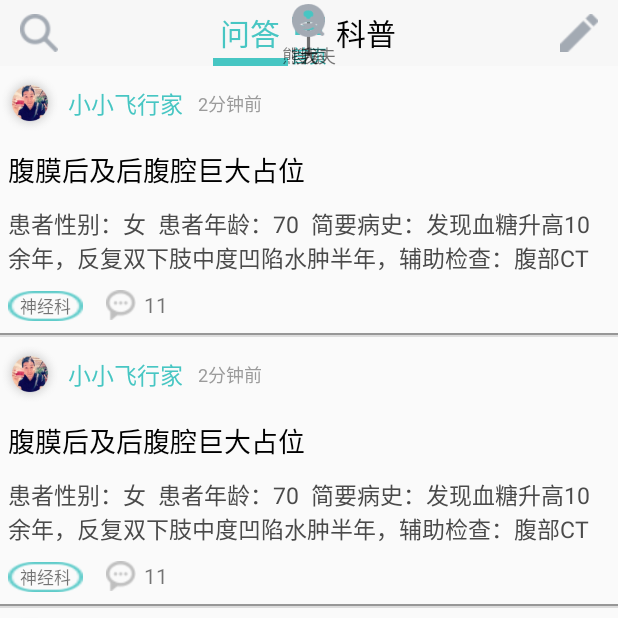
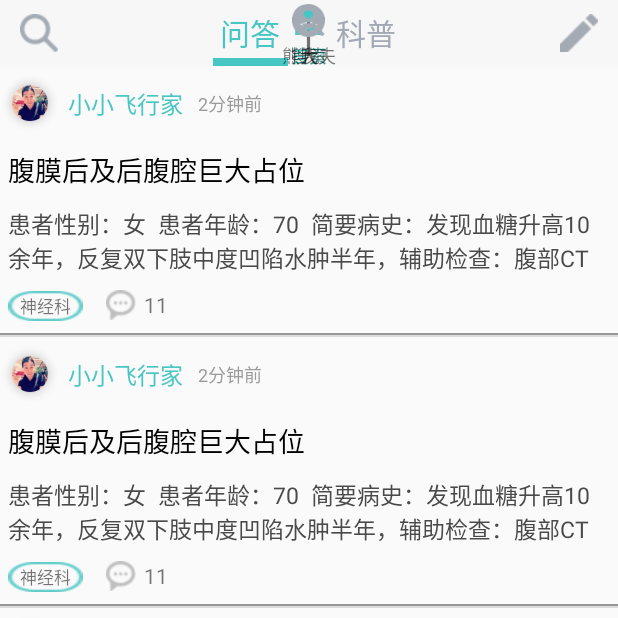
Before and after one commit to sdhfdz/DoctorBear, an Android app: the screen it shows after launch (MainActivity), on a phone screen of 412 x 824 dp, the top half of it. Run offline under Robolectric (Android 15) with nearby library versions, the phone set to English and light mode, and no system bars.

Commit message:
切换界面优化

```diff
--- a/app/src/main/java/com/jinke/doctorbear/Fragment/HomeFragment.java
+++ b/app/src/main/java/com/jinke/doctorbear/Fragment/HomeFragment.java
@@ -1,5 +1,7 @@
 package com.jinke.doctorbear.Fragment;
 
+import android.content.Context;
+import android.content.SharedPreferences;
 import android.os.Bundle;
 import android.support.v4.app.Fragment;
 import android.support.v4.view.PagerAdapter;
@@ -27,11 +29,12 @@ public class HomeFragment extends Fragment implements View.OnClickListener{
 	private TextView tv_expert;
 	private TextView tv_answer_line;
 	private TextView tv_expert_line;
-
+	SharedPreferences sp;
 	@Override
 	public View onCreateView(LayoutInflater inflater, ViewGroup container,
 			Bundle savedInstanceState) {
 		View view = inflater.inflate(R.layout.fg_home, container, false);
+		sp = getActivity().getSharedPreferences("info", Context.MODE_PRIVATE);
 		initView(view);
 		initListener();
 		return view;
@@ -43,8 +46,12 @@ public class HomeFragment extends Fragment implements View.OnClickListener{
 		tv_expert = (TextView) view.findViewById(R.id.tv_expert);
 		tv_answer_line = (TextView)view.findViewById(R.id.tv_answer_line);
 		tv_expert_line = (TextView)view.findViewById(R.id.tv_expert_line);
-		tv_answer.setTextColor(this.getResources().getColor(R.color.colorPressed));
-		tv_answer_line.setVisibility(View.VISIBLE);
+		boolean page = sp.getBoolean("page",true);
+		if (page){
+			changeColorAndPage(0);
+		}else {
+			changeColorAndPage(1);
+		}
 		viewPager.setAdapter(new AdpHomeFgMain(view.getContext()));
 
 	}
@@ -56,12 +63,12 @@ public class HomeFragment extends Fragment implements View.OnClickListener{
 	public void onClick(View v) {
 		switch (v.getId()){
 			case R.id.tv_answer:
-				viewPager.setCurrentItem(0,false);
-				changeColor(0);
+				changeColorAndPage(0);
+				sp.edit().putBoolean("page",true).commit();
 				break;
 			case R.id.tv_expert:
-				viewPager.setCurrentItem(1,false);
-				changeColor(1);
+				changeColorAndPage(1);
+				sp.edit().putBoolean("page",false).commit();
 				break;
 			default:
 				break;
@@ -69,23 +76,23 @@ public class HomeFragment extends Fragment implements View.OnClickListener{
 	}
 
 	/**
-	 * 点击问答和科普改变颜色和下划线
+	 * 点击问答和科普改变颜色和页面
 	 * @param position
      */
-	public void changeColor(int position){
+	public void changeColorAndPage(int position){
 		if (position==0){
 			tv_answer.setTextColor(getContext().getResources().getColor(R.color.colorPressed));
 			tv_expert.setTextColor(getContext().getResources().getColor(R.color.colorNormal));
 			tv_answer_line.setVisibility(View.VISIBLE);
 			tv_expert_line.setVisibility(View.INVISIBLE);
+			viewPager.setCurrentItem(0,false);
 		}
 		if (position==1){
 			tv_answer.setTextColor(getContext().getResources().getColor(R.color.colorNormal));
 			tv_expert.setTextColor(getContext().getResources().getColor(R.color.colorPressed));
 			tv_answer_line.setVisibility(View.INVISIBLE);
 			tv_expert_line.setVisibility(View.VISIBLE);
+			viewPager.setCurrentItem(1,false);
 		}
 	}
-
-
 }
--- a/app/src/main/java/com/jinke/doctorbear/MainActivity.java
+++ b/app/src/main/java/com/jinke/doctorbear/MainActivity.java
@@ -1,5 +1,6 @@
 package com.jinke.doctorbear;
 
+import android.content.SharedPreferences;
 import android.os.Bundle;
 import android.support.v4.app.FragmentActivity;
 import android.support.v4.app.FragmentTabHost;
@@ -27,11 +28,13 @@ public class MainActivity extends FragmentActivity implements TabHost.OnTabChang
     private TabIndicatorView IndicatorMe;
 
     private FragmentTabHost tabHost;
-
+    SharedPreferences sp;
     @Override
     protected void onCreate(Bundle savedInstanceState) {
         super.onCreate(savedInstanceState);
         setContentView(R.layout.activity_main);
+        sp = getSharedPreferences("info",MODE_PRIVATE);
+        sp.edit().putBoolean("page",true).commit();
         //初始化布局
         initView();
         //初始化监听
```
